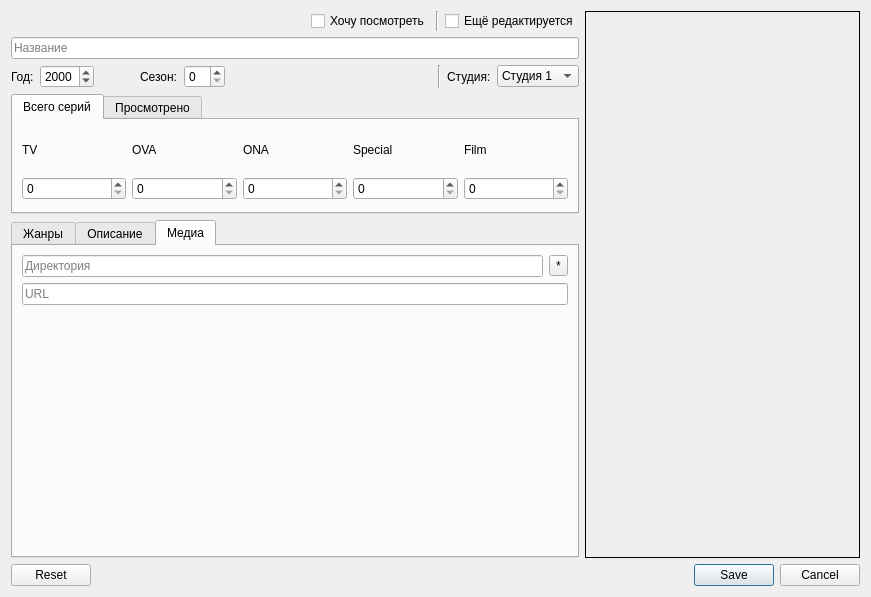
Before: the Qt Designer form dialogaddanime.ui in LibertaSoft/DatabaseAnime, drawn with Qt 5.
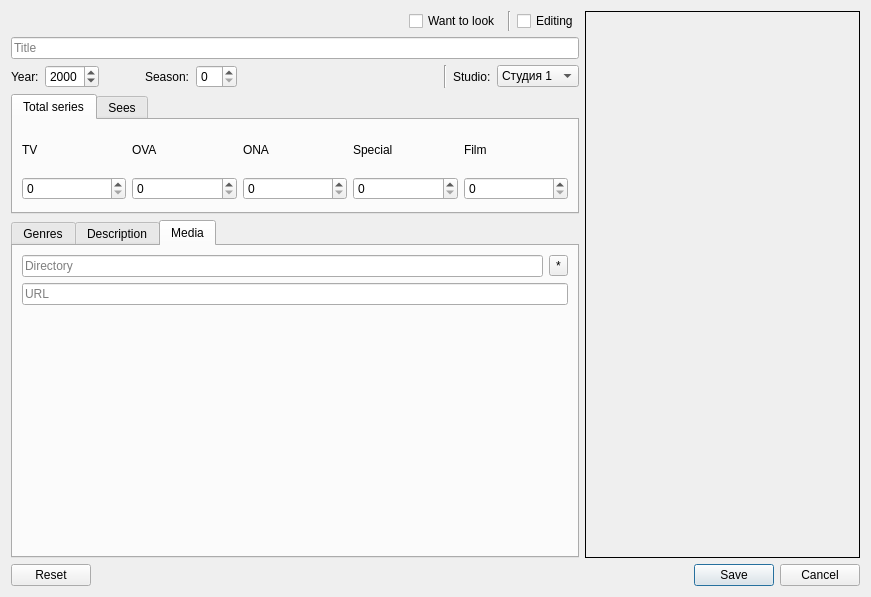
After: the same form once the commit is applied. The open tabs and pages were chosen to show the change. Icons and pictures are not drawn. Custom widgets are drawn as their Qt base class.

What changed in the file:
```diff
--- a/dialogaddanime.ui
+++ b/dialogaddanime.ui
@@ -39,7 +39,7 @@
          <item>
           <widget class="QCheckBox" name="CheckBox_LookLater">
            <property name="text">
-            <string>Хочу посмотреть</string>
+            <string>Want to look</string>
            </property>
           </widget>
          </item>
@@ -53,7 +53,7 @@
          <item>
           <widget class="QCheckBox" name="CheckBox_Editing">
            <property name="text">
-            <string>Ещё редактируется</string>
+            <string>Editing</string>
            </property>
           </widget>
          </item>
@@ -65,7 +65,7 @@
           <number>128</number>
          </property>
          <property name="placeholderText">
-          <string>Название</string>
+          <string>Title</string>
          </property>
         </widget>
        </item>
@@ -91,7 +91,7 @@
          <item>
           <widget class="QLabel" name="Lbl_Year">
            <property name="text">
-            <string>Год:</string>
+            <string>Year:</string>
            </property>
           </widget>
          </item>
@@ -127,7 +127,7 @@
          <item>
           <widget class="QLabel" name="Lbl_Season">
            <property name="text">
-            <string>Сезон:</string>
+            <string>Season:</string>
            </property>
           </widget>
          </item>
@@ -157,7 +157,7 @@
          <item>
           <widget class="QLabel" name="Lbl_Studio">
            <property name="text">
-            <string>Студия:</string>
+            <string>Studio:</string>
            </property>
           </widget>
          </item>
@@ -218,7 +218,7 @@
          </property>
          <widget class="QWidget" name="tab_allSeries">
           <attribute name="title">
-           <string>Всего серий</string>
+           <string>Total series</string>
           </attribute>
           <layout class="QGridLayout" name="gridLayout">
            <item row="0" column="0">
@@ -325,7 +325,7 @@
          </widget>
          <widget class="QWidget" name="tab_lookSeries">
           <attribute name="title">
-           <string>Просмотрено</string>
+           <string>Sees</string>
           </attribute>
           <layout class="QGridLayout" name="gridLayout_2">
            <item row="0" column="0">
@@ -409,7 +409,7 @@
          </property>
          <widget class="QWidget" name="tab">
           <attribute name="title">
-           <string>Жанры</string>
+           <string>Genres</string>
           </attribute>
           <layout class="QVBoxLayout" name="verticalLayout_2">
            <item>
@@ -496,7 +496,7 @@
          </widget>
          <widget class="QWidget" name="tab_2">
           <attribute name="title">
-           <string>Описание</string>
+           <string>Description</string>
           </attribute>
           <layout class="QVBoxLayout" name="verticalLayout_3">
            <item>
@@ -510,7 +510,7 @@
          </widget>
          <widget class="QWidget" name="tab_3">
           <attribute name="title">
-           <string>Медиа</string>
+           <string>Media</string>
           </attribute>
           <layout class="QVBoxLayout" name="verticalLayout_4">
            <item>
@@ -521,7 +521,7 @@
                 <number>256</number>
                </property>
                <property name="placeholderText">
-                <string>Директория</string>
+                <string>Directory</string>
                </property>
               </widget>
              </item>
```
Left out of the diff: 5 changed lines with no effect on the pictures.
